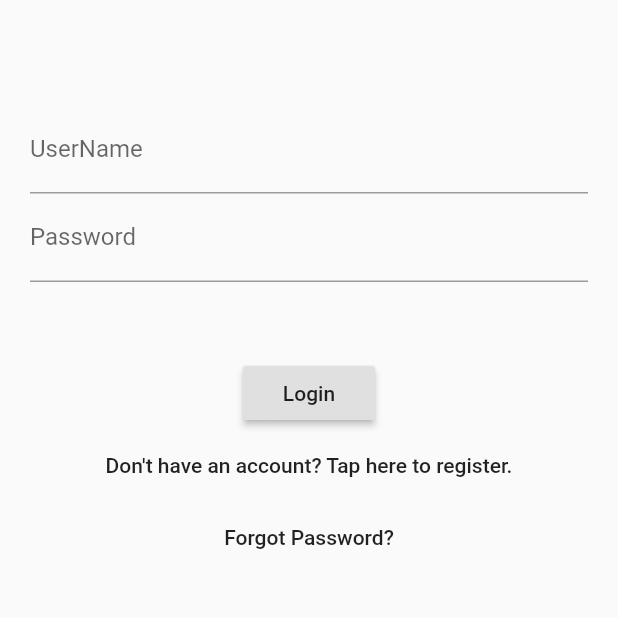
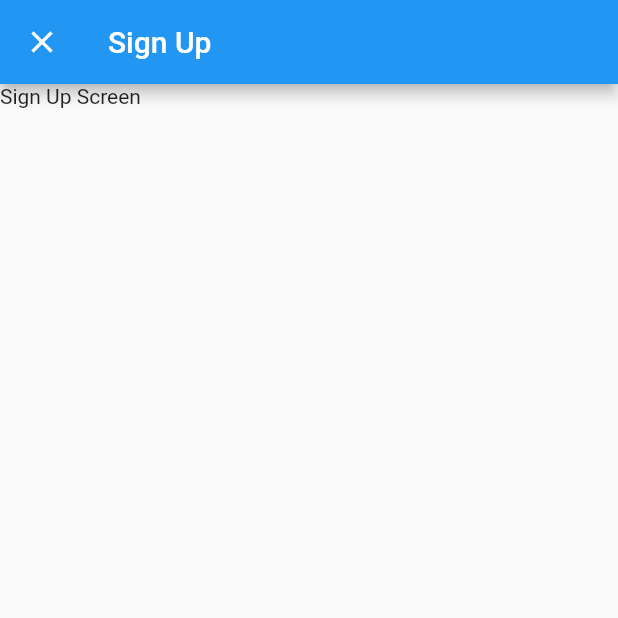
Before and after one commit to sami79031/FlutterPrototype, a Flutter app: the screen it shows after launch, after a tap on an icon or button, on a phone screen of 412 x 824 dp, the top half of it. Run offline on Flutter 3.47's test engine with Material 2 defaults, Android fonts, the phone set to English and light mode, and no system bars; accounts and stored records are empty.

Commit message:
Added . Also the routing is refactored and added  implementation.

```diff
--- a/lib/app/app_routes.dart
+++ b/lib/app/app_routes.dart
@@ -1,17 +1,37 @@
 
 import 'package:flutter/material.dart';
 import 'package:mall_prototype/authentication/login/login_screen.dart';
+import 'package:mall_prototype/authentication/login/signup_screen.dart';
 
 class AppRoutes {
 
-  static const String APP_ROUTE_LOGIN = "/login";
+  static const String APP_ROUTE_LOGIN = "/";
+  static const String APP_ROUTE_SIGNUP = "/signup";
 
-  Route getRoutes(RouteSettings routeSettings){
+  Route getRoutes(RouteSettings routeSettings) {
 
+    switch(routeSettings.name) {
+      case APP_ROUTE_LOGIN:
+        return loginScreen(routeSettings);
+      case APP_ROUTE_SIGNUP:
+        return signUpScreen(routeSettings);
+    }
+  }
+
+  MaterialPageRoute loginScreen(RouteSettings routeSettings) {
     return MaterialPageRoute<void>(
       settings: routeSettings,
       builder: (BuildContext context) => LoginScreen(),
       fullscreenDialog: true,
     );
   }
+
+  MaterialPageRoute signUpScreen(RouteSettings routeSettings) {
+    return MaterialPageRoute<void>(
+      settings: routeSettings,
+      builder: (BuildContext context) => SignUpScreen(),
+      fullscreenDialog: true,
+    );
+  }
+
 }
--- a/lib/authentication/login/login_screen.dart
+++ b/lib/authentication/login/login_screen.dart
@@ -1,4 +1,5 @@
 import 'package:flutter/material.dart';
+import 'package:mall_prototype/app/app_routes.dart';
 import 'models/login_view_model.dart';
 
 enum LogInButtonAction { login, register, passwordReset }
@@ -6,8 +7,8 @@ enum LogInButtonAction { login, register, passwordReset }
 class LoginScreen extends StatelessWidget {
   @override
   Widget build(BuildContext context) {
-    return MaterialApp(
-      home: LoginView(),
+    return Scaffold(
+      body: LoginView(),
     );
   }
 }
@@ -88,7 +89,10 @@ class LoginState extends State<LoginView> {
             onPressed: () => onButtonPressed(LogInButtonAction.login),
           ),
           FlatButton(
-            child: Text('Don\'t have an account? Tap here to register.'),
+            child: Text(
+                'Don\'t have an account? Tap here to register.',
+              textAlign: TextAlign.center,
+            ),
             onPressed: () => onButtonPressed(LogInButtonAction.register),
           ),
           FlatButton(
@@ -103,6 +107,8 @@ class LoginState extends State<LoginView> {
   void onButtonPressed(LogInButtonAction action) {
     if (action == LogInButtonAction.login) {
       _viewModel.checkLogin();
+    } else if (action == LogInButtonAction.register) {
+      Navigator.pushNamed(context, AppRoutes.APP_ROUTE_SIGNUP);
     }
   }
 }
--- /dev/null
+++ b/lib/authentication/login/signup_screen.dart
@@ -0,0 +1,33 @@
+import 'package:flutter/material.dart';
+
+class SignUpScreen extends StatelessWidget {
+  @override
+  Widget build(BuildContext context) {
+    return Scaffold(
+        appBar: AppBar(
+          title: Text("Sign Up"),
+        ),
+      body: SignUpView(),
+    );
+  }
+}
+
+class SignUpView extends StatefulWidget {
+  @override
+  State<StatefulWidget> createState() => SignUpState();
+}
+
+class SignUpState extends State<SignUpView> {
+
+  @override
+  void initState() {
+    super.initState();
+  }
+
+  @override
+  Widget build(BuildContext context) {
+
+    return Text("Sign Up Screen");
+  }
+
+}
--- a/pubspec.yaml
+++ b/pubspec.yaml
@@ -28,10 +28,14 @@ dependencies:
   # The following adds the Cupertino Icons font to your application.
   # Use with the CupertinoIcons class for iOS style icons.
   cupertino_icons: ^1.0.0
+  provider: ^4.1.3
 
 dev_dependencies:
   flutter_test:
     sdk: flutter
+  flutter_driver:
+    sdk: flutter
+  test: ^1.14.4
 
 # For information on the generic Dart part of this file, see the
 # following page: https://dart.dev/tools/pub/pubspec
```
Also changed, not shown: pubspec.lock, 3 other files.
